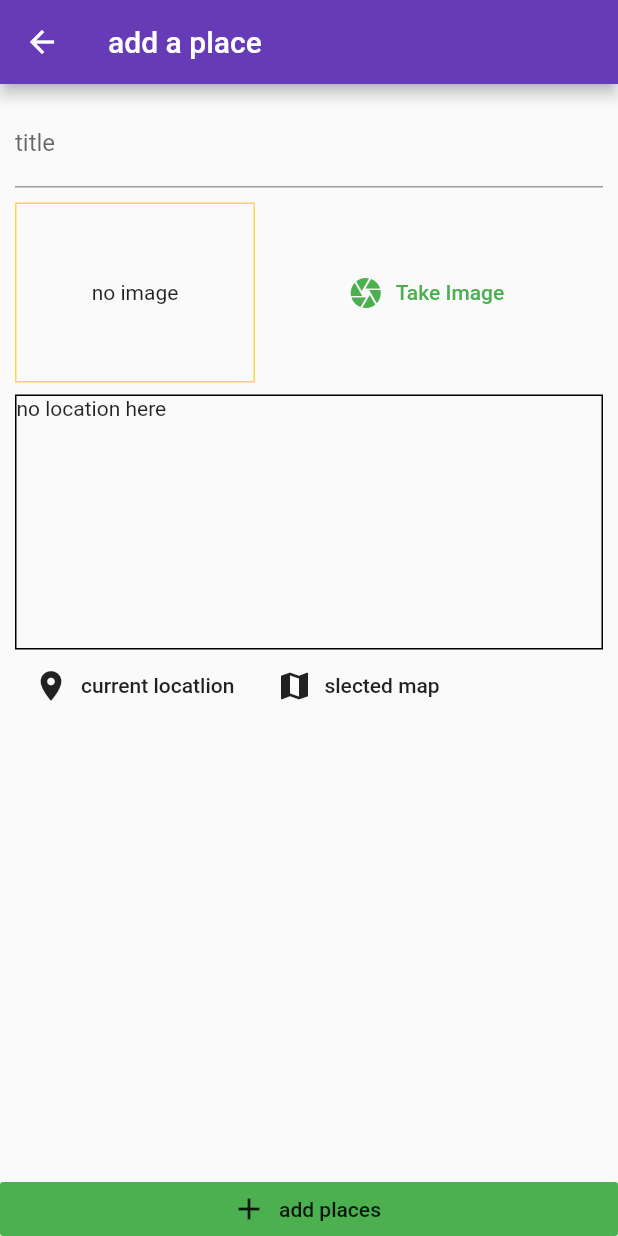
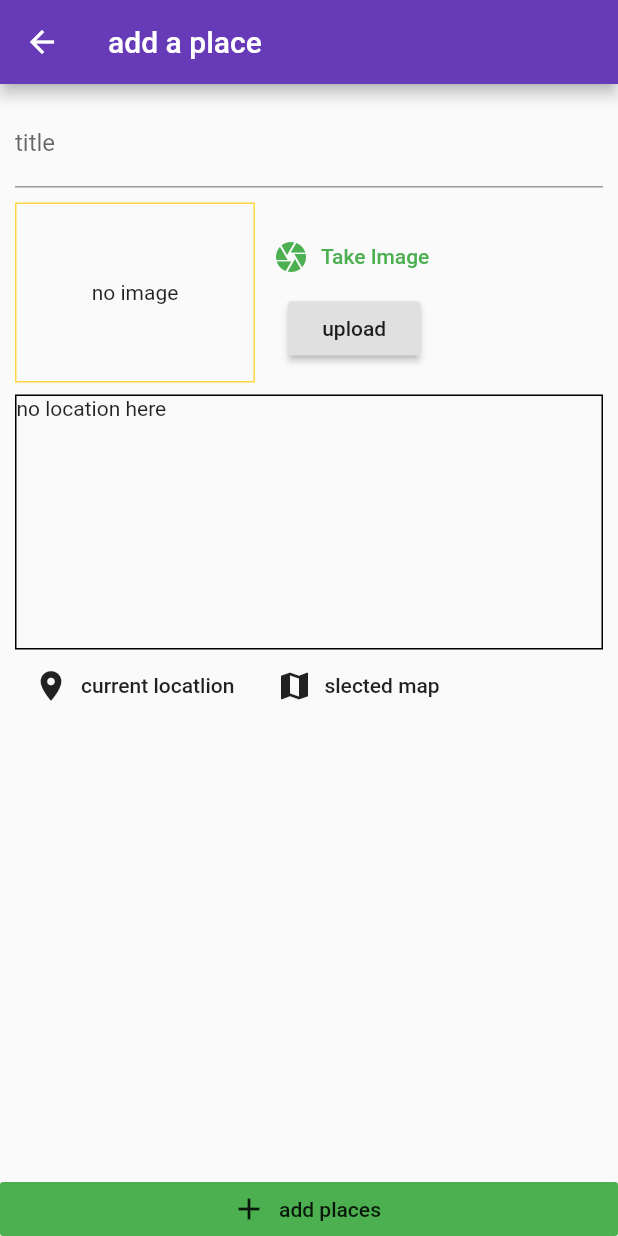
Before and after one commit to akshayyadav76/places_app, a Flutter app: the AddPlacesScreen screen opened by its route, after a tap on "Take Image", on a phone screen of 412 x 824 dp. Run offline on Flutter 3.47's test engine with Material 2 defaults, Android fonts, the phone set to English and light mode, and no system bars; our stand-ins replace firebase_storage, image_picker, location, sqflite; accounts and stored records are empty.

Commit message:
finally images now can upload

```diff
--- a/lib/widgets/image_input.dart
+++ b/lib/widgets/image_input.dart
@@ -5,6 +5,7 @@ import 'package:image_picker/image_picker.dart';
 
 import 'package:path/path.dart' as path;
 import 'package:path_provider/path_provider.dart' as syspaths;
+import 'package:firebase_storage/firebase_storage.dart';
 
 
 class ImageInput extends StatefulWidget {
@@ -20,10 +21,25 @@ class ImageInput extends StatefulWidget {
 class _ImageInputState extends State<ImageInput> {
   File _storeImage;
 
+  void upload()async{
+    final StorageReference ref= await FirebaseStorage.instance.ref().child("akass.jpg");
+    final StorageUploadTask uplod = ref.putFile(_storeImage);
+
+   var url = await (await uplod.onComplete).ref.getDownloadURL();
+   var urls=url.toString();
+
+    print("ssssssssss$url");
+    print("getttt$urls");
+    //final StorageReference image = FirebaseStorage.instance.ref().child("books.png")
+
+
+  }
+
+
   Future<void> _takeImage() async {
     final imageFile =
         await ImagePicker.pickImage(
-            source: ImageSource.camera,
+            source: ImageSource.gallery,
             maxWidth: 600,
         );
     if(imageFile == null){return;}
@@ -57,14 +73,22 @@ class _ImageInputState extends State<ImageInput> {
         SizedBox(
           height: 10,
         ),
-        Expanded(
-          child: FlatButton.icon(
-            onPressed: _takeImage,
-            icon: Icon(Icons.camera),
-            label: Text("Take Image"),
-            textColor: Theme.of(context).accentColor,
-          ),
+        Column(
+          children: <Widget>[
+            FlatButton.icon(
+                onPressed: _takeImage,
+                icon: Icon(Icons.camera),
+                label: Text("Take Image"),
+                textColor: Theme.of(context).accentColor,
+              ),
+
+            RaisedButton(
+              child: Text("upload"),
+              onPressed: upload,
+            ),
+          ],
         ),
+
       ],
     );
   }
--- a/pubspec.yaml
+++ b/pubspec.yaml
@@ -28,6 +28,7 @@ dependencies:
   path_provider: ^1.5.1
   sqflite: ^1.2.0
   location: ^2.3.5
+  firebase_storage: ^3.1.1
 
 dev_dependencies:
   flutter_test:
```
Also changed, not shown: pubspec.lock, 2 other files.
